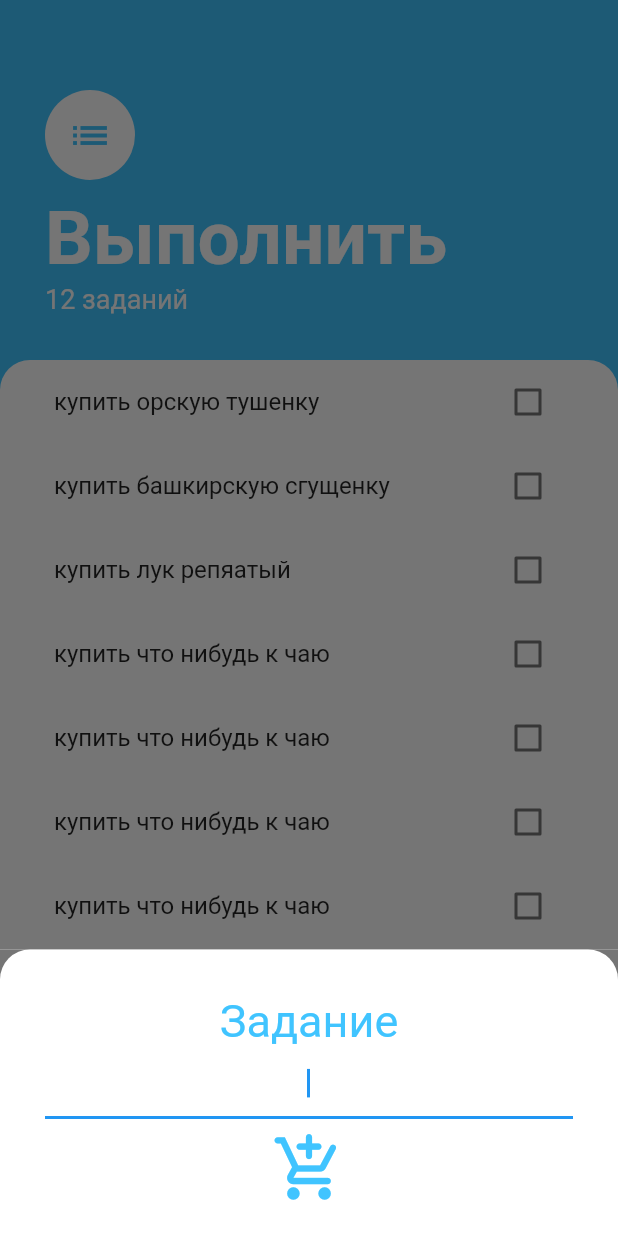
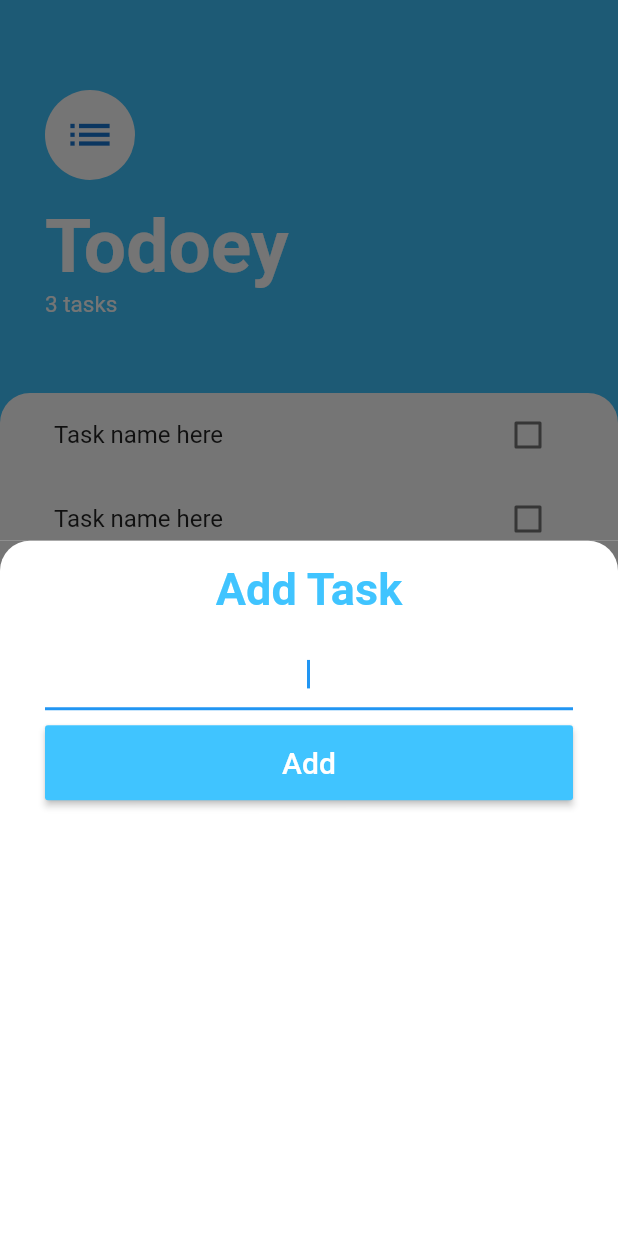
Before and after one commit to fimich1/wish_list3, a Flutter app: the screen it shows after launch, after a tap on the "add" icon, on a phone screen of 412 x 824 dp. Run offline on Flutter 3.47's test engine with Material 2 defaults, Android fonts, the phone set to English and light mode, and no system bars.

Commit message:
добавлятор работает

```diff
--- a/lib/screens/add_task.dart
+++ b/lib/screens/add_task.dart
@@ -1,63 +1,65 @@
+import 'dart:ui';
 import 'package:flutter/cupertino.dart';
 import 'package:flutter/material.dart';
 
-class AddTask extends StatelessWidget {
-  const AddTask({Key? key}) : super(key: key);
+class AddTaskScreen extends StatelessWidget {
+  AddTaskScreen({required this.addNewTask});
+
+  final Function addNewTask;
 
   @override
   Widget build(BuildContext context) {
+    String? newTaskTitle;
+
     return Container(
       color: Color(0xff757575),
       child: Container(
-        padding: EdgeInsets.all(30.0),
         decoration: BoxDecoration(
           color: Colors.white,
           borderRadius: BorderRadius.only(
-            topRight: Radius.circular(20.0),
-            topLeft: Radius.circular(20.0),
+            topRight: Radius.circular(20),
+            topLeft: Radius.circular(20),
           ),
         ),
-        child: const Column(
+        child: Padding(
+          padding: EdgeInsets.symmetric(horizontal: 30),
+          child: Column(
             crossAxisAlignment: CrossAxisAlignment.stretch,
-          children: <Widget>[
-            Text(
-              'Задание',
+            children: [
+              Padding(
+                padding: EdgeInsets.symmetric(vertical: 15),
+                child: Text(
+                  'Add Task',
                   textAlign: TextAlign.center,
                   style: TextStyle(
-                fontSize: 30.0,
-                color: Colors.lightBlueAccent,
+                      fontSize: 30,
+                      fontWeight: FontWeight.bold,
+                      color: Colors.lightBlueAccent),
                 ),
               ),
               TextField(
+                textAlign: TextAlign.center,
                 autofocus: true,
-              textAlign: TextAlign.center,
+                onChanged: (newValue) {
+                  newTaskTitle = newValue;
+                },
               ),
-            // TextButton(
-            //
-            //   onPressed: null,
-            //   //добавить задание в листь
-            //   child: const Text('Add'),
-            IconButton(
-              icon: const Icon(
-                Icons.add_shopping_cart_rounded,
-                size: 50.0,
+              SizedBox(
+                height: 10,
+              ),
+              MaterialButton(
+                height: 50,
                 color: Colors.lightBlueAccent,
+                child: Text(
+                  'Add',
+                  style: TextStyle(color: Colors.white, fontSize: 20),
                 ),
-              tooltip: 'добавить задание в лист',
-              onPressed: null,
+                onPressed: () {
+                  addNewTask(newTaskTitle);
+                },
+              )
+            ],
           ),
-
-            // InkWell(
-            //   onTap: null,
-            //   child: Ink.image(
-            //       width: 300,
-            //       height: 200,
-            //       image: NetworkImage(
-            //         'https://cdn.pixabay.com/photo/2022/12/02/14/13/desert-7630943_1280.jpg',
-            //       ),
-            //   ),
-            // ),
-          ],
         ),
       ),
     );
--- a/lib/screens/tasks_screen.dart
+++ b/lib/screens/tasks_screen.dart
@@ -2,9 +2,20 @@ import 'package:flutter/cupertino.dart';
 import 'package:flutter/material.dart';
 import 'package:wish_list3/widgets/tasks_list.dart';
 import 'add_task.dart';
+import 'package:wish_list3/model/task.dart';
 
-class TasksScreen extends StatelessWidget {
-  //const TasksScreen({Key? key}) : super(key: key);
+
+class TasksScreen extends StatefulWidget {
+  @override
+  _TasksScreenState createState() => _TasksScreenState();
+}
+
+class _TasksScreenState extends State<TasksScreen> {
+  List<Task> tasks = [
+    Task(name: 'Task name here', isDone: false),
+    Task(name: 'Task name here', isDone: false),
+    Task(name: 'Task name here', isDone: false)
+  ];
 
   @override
   Widget build(BuildContext context) {
@@ -16,76 +27,66 @@ class TasksScreen extends StatelessWidget {
           onPressed: () {
             showModalBottomSheet(
               context: context,
-                isScrollControlled: true,
-                builder: (context) => SingleChildScrollView(
-                    child:Container(
-                      padding: EdgeInsets.only(bottom: MediaQuery.of(context).viewInsets.bottom),
-                      child: AddTask(),
-                    )
-                )
+              builder: (context) => AddTaskScreen(
+                addNewTask: (newTaskTitle) {
+                  setState(() {
+                    tasks.add(Task(name: newTaskTitle));
+                  });
+                  Navigator.pop(context);
+                },
+              ),
             );
-          }
-          // ниже вариант для окна н весь экран
-        // onPressed: () {
-        //   showModalBottomSheet(context: context,
-        //       isScrollControlled: true,
-        //       builder: (context) => AddTask());
-        // },
-      ),
-      body: Column(
-        crossAxisAlignment: CrossAxisAlignment.start,
-        children: [
-          Container(
-            padding: EdgeInsets.only(
-                top: 60.0, left: 30.0, right: 30.0, bottom: 30.0),
+          }),
+      body: Column(crossAxisAlignment: CrossAxisAlignment.start, children: [
+        Padding(
+          padding: EdgeInsets.only(top: 60, left: 30),
           child: Column(
             crossAxisAlignment: CrossAxisAlignment.start,
             children: [
               CircleAvatar(
+                radius: 30,
+                backgroundColor: Colors.white,
                 child: Icon(
                   Icons.list,
-                    size: 30.0,
-                    color: Colors.lightBlueAccent,
+                  size: 35,
                 ),
-                  backgroundColor: Colors.white,
-                  radius: 30.0,
               ),
               SizedBox(
-                  height: 10.0,
+                height: 15,
               ),
               Text(
-                  'Выполнить',
+                'Todoey',
                 style: TextStyle(
+                    fontSize: 50,
                     color: Colors.white,
-                    fontSize: 50.0,
-                    fontWeight: FontWeight.w700,
-                  ),
+                    fontWeight: FontWeight.w700),
               ),
               Text(
-                  '12 заданий',
-                  style: TextStyle(
-                    color: Colors.white,
-                    fontSize: 18.0,
+                '${tasks.length} tasks',
+                style: TextStyle(fontSize: 15, color: Colors.white),
               ),
+              SizedBox(
+                height: 50,
               ),
             ],
           ),
         ),
         Expanded(
           child: Container(
-              padding: const EdgeInsets.symmetric(horizontal: 20.0),
             decoration: BoxDecoration(
               color: Colors.white,
               borderRadius: BorderRadius.only(
-                  topLeft: Radius.circular(20.0),
-                  topRight: Radius.circular(20.0),
+                topLeft: Radius.circular(20),
+                topRight: Radius.circular(20),
               ),
             ),
-              child: TasksList(),
+            child: Padding(
+              padding: EdgeInsets.symmetric(horizontal: 20.0),
+              child: TaskList(tasks: tasks),
             ),
           ),
-        ],
         ),
+      ]),
     );
   }
 }
--- a/lib/widgets/tasks_list.dart
+++ b/lib/widgets/tasks_list.dart
@@ -2,56 +2,31 @@ import 'package:flutter/material.dart';
 import 'tasks_tile.dart';
 import 'package:wish_list3/model/task.dart';
 
-class TasksList extends StatefulWidget {
+class TaskList extends StatefulWidget {
+  TaskList({required this.tasks});
+
+  final List<Task> tasks;
+
   @override
-  State<TasksList> createState() => _TasksListState();
+  _TaskListState createState() => _TaskListState();
 }
 
-class _TasksListState extends State<TasksList> {
-  List<Task> tasks = [
-    Task(name: 'купить орскую тушенку'),
-    Task(name: 'купить башкирскую сгущенку'),
-    Task(name: 'купить лук репяатый'),
-    Task(name: 'купить что нибудь к чаю'),
-    Task(name: 'купить что нибудь к чаю'),
-    Task(name: 'купить что нибудь к чаю'),
-    Task(name: 'купить что нибудь к чаю'),
-    Task(name: 'купить что нибудь к чаю'),
-    Task(name: 'купить что нибудь к чаю'),
-    Task(name: 'купить что нибудь к чаю'),
-    Task(name: 'купить что нибудь к чаю'),
-    Task(name: 'купить что нибудь к чаю'),
-    Task(name: 'купить что нибудь к чаю'),
-    Task(name: 'купить орскую тушенку'),
-    Task(name: 'купить башкирскую сгущенку'),
-    Task(name: 'купить лук репяатый'),
-    Task(name: 'купить что нибудь к чаю'),
-    Task(name: 'купить что нибудь к чаю'),
-    Task(name: 'купить что нибудь к чаю'),
-    Task(name: 'купить что нибудь к чаю'),
-    Task(name: 'купить что нибудь к чаю'),
-    Task(name: 'купить что нибудь к чаю'),
-    Task(name: 'купить что нибудь к чаю'),
-    Task(name: 'купить что нибудь к чаю'),
-    Task(name: 'купить что нибудь к чаю'),
-    Task(name: 'купить что нибудь к чаю'),
-  ];
-
+class _TaskListState extends State<TaskList> {
   @override
   Widget build(BuildContext context) {
     return ListView.builder(
       itemBuilder: (context, index) {
         return TaskTile(
-          taskTitle: tasks[index].name,
-          isChecked: tasks[index].isDone,
-          checkboxCallback:(checkboxState) {
+          taskTitle: widget.tasks[index].name,
+          isChecked: widget.tasks[index].isDone,
+          checkboxCallback: (checkboxState) {
             setState(() {
-              tasks[index].toggleDone();
+              widget.tasks[index].toggleDone();
             });
           },
         );
       },
-      itemCount: tasks.length,
+      itemCount: widget.tasks.length,
     );
   }
 }
```
Lines whose indentation alone changed are shown as unchanged.
